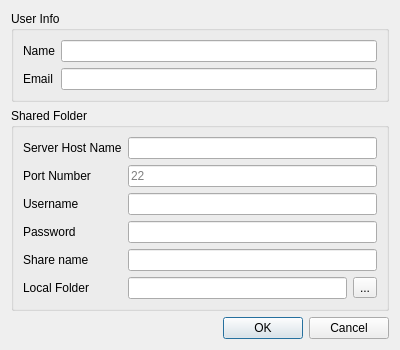
The window that syncer-gui/init.ui (mtboswell/syncer) describes before a commit, drawn with Qt 5.
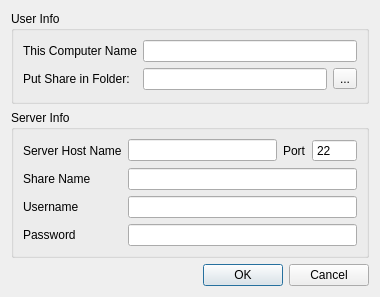
The same window after the commit.

What changed in the file:
```diff
--- a/syncer-gui/init.ui
+++ b/syncer-gui/init.ui
@@ -6,8 +6,8 @@
    <rect>
     <x>0</x>
     <y>0</y>
-    <width>400</width>
-    <height>326</height>
+    <width>380</width>
+    <height>297</height>
    </rect>
   </property>
   <property name="windowTitle">
@@ -20,29 +20,52 @@
       <string>User Info</string>
      </property>
      <layout class="QFormLayout" name="formLayout">
-      <item row="0" column="1">
-       <widget class="QLineEdit" name="nameField"/>
-      </item>
+      <property name="fieldGrowthPolicy">
+       <enum>QFormLayout::AllNonFixedFieldsGrow</enum>
+      </property>
       <item row="0" column="0">
        <widget class="QLabel" name="label">
         <property name="text">
-         <string>Name</string>
+         <string>This Computer Name</string>
         </property>
        </widget>
       </item>
+      <item row="0" column="1">
+       <widget class="QLineEdit" name="nameField"/>
+      </item>
       <item row="1" column="0">
-       <widget class="QLabel" name="label_2">
+       <widget class="QLabel" name="label_8">
+        <property name="toolTip">
+         <string>Folder to put the shared folder into.</string>
+        </property>
         <property name="text">
-         <string>Email</string>
+         <string>Put Share in Folder:</string>
         </property>
        </widget>
       </item>
       <item row="1" column="1">
-       <widget class="QLineEdit" name="emailField">
-        <property name="inputMethodHints">
-         <set>Qt::ImhEmailCharactersOnly</set>
-        </property>
-       </widget>
+       <layout class="QHBoxLayout" name="horizontalLayout">
+        <item>
+         <widget class="QLineEdit" name="folderField">
+          <property name="toolTip">
+           <string>Folder to put the shared folder into.</string>
+          </property>
+          <property name="inputMethodHints">
+           <set>Qt::ImhUrlCharactersOnly</set>
+          </property>
+          <property name="readOnly">
+           <bool>true</bool>
+          </property>
+         </widget>
+        </item>
+        <item>
+         <widget class="QToolButton" name="folderSelectButton">
+          <property name="text">
+           <string>...</string>
+          </property>
+         </widget>
+        </item>
+       </layout>
       </item>
      </layout>
     </widget>
@@ -50,9 +73,12 @@
    <item>
     <widget class="QGroupBox" name="groupBox_2">
      <property name="title">
-      <string>Shared Folder</string>
+      <string>Server Info</string>
      </property>
      <layout class="QFormLayout" name="formLayout_2">
+      <property name="fieldGrowthPolicy">
+       <enum>QFormLayout::AllNonFixedFieldsGrow</enum>
+      </property>
       <item row="0" column="0">
        <widget class="QLabel" name="label_3">
         <property name="text">
@@ -61,31 +87,45 @@
        </widget>
       </item>
       <item row="0" column="1">
-       <widget class="QLineEdit" name="hostField">
-        <property name="inputMethodHints">
-         <set>Qt::ImhPreferLowercase</set>
-        </property>
-       </widget>
+       <layout class="QHBoxLayout" name="horizontalLayout_2">
+        <item>
+         <widget class="QLineEdit" name="hostField">
+          <property name="inputMethodHints">
+           <set>Qt::ImhPreferLowercase</set>
+          </property>
+         </widget>
+        </item>
+        <item>
+         <widget class="QLabel" name="label_4">
+          <property name="text">
+           <string>Port</string>
+          </property>
+         </widget>
+        </item>
+        <item>
+         <widget class="QSpinBox" name="portField">
+          <property name="buttonSymbols">
+           <enum>QAbstractSpinBox::NoButtons</enum>
+          </property>
+          <property name="maximum">
+           <number>99999</number>
+          </property>
+          <property name="value">
+           <number>22</number>
+          </property>
+         </widget>
+        </item>
+       </layout>
       </item>
       <item row="1" column="0">
-       <widget class="QLabel" name="label_4">
+       <widget class="QLabel" name="label_7">
         <property name="text">
-         <string>Port Number</string>
+         <string>Share Name</string>
         </property>
        </widget>
       </item>
       <item row="1" column="1">
-       <widget class="QLineEdit" name="portField">
-        <property name="inputMethodHints">
-         <set>Qt::ImhDigitsOnly</set>
-        </property>
-        <property name="text">
-         <string/>
-        </property>
-        <property name="placeholderText">
-         <string>22</string>
-        </property>
-       </widget>
+       <widget class="QLineEdit" name="sharenameField"/>
       </item>
       <item row="2" column="0">
        <widget class="QLabel" name="label_5">
@@ -115,44 +155,6 @@
         </property>
        </widget>
       </item>
-      <item row="4" column="0">
-       <widget class="QLabel" name="label_7">
-        <property name="text">
-         <string>Share name</string>
-        </property>
-       </widget>
-      </item>
-      <item row="4" column="1">
-       <widget class="QLineEdit" name="sharenameField"/>
-      </item>
-      <item row="5" column="0">
-       <widget class="QLabel" name="label_8">
-        <property name="text">
-         <string>Local Folder</string>
-        </property>
-       </widget>
-      </item>
-      <item row="5" column="1">
-       <layout class="QHBoxLayout" name="horizontalLayout">
-        <item>
-         <widget class="QLineEdit" name="folderField">
-          <property name="inputMethodHints">
-           <set>Qt::ImhUrlCharactersOnly</set>
-          </property>
-          <property name="readOnly">
-           <bool>true</bool>
-          </property>
-         </widget>
-        </item>
-        <item>
-         <widget class="QToolButton" name="folderSelectButton">
-          <property name="text">
-           <string>...</string>
-          </property>
-         </widget>
-        </item>
-       </layout>
-      </item>
      </layout>
     </widget>
    </item>
```
